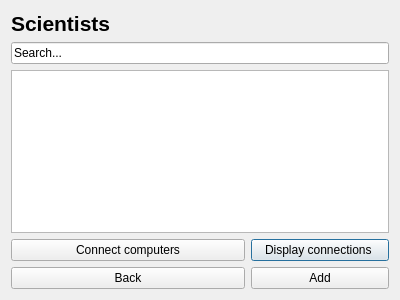
Qt form scientistbase.ui (AndriM/Vika3) before a commit.
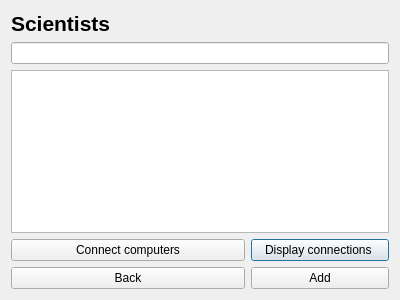
The same form after that commit.

```diff
--- a/scientistbase.ui
+++ b/scientistbase.ui
@@ -34,7 +34,7 @@
    <item row="1" column="0" colspan="3">
     <widget class="QLineEdit" name="searchLine">
      <property name="text">
-      <string>Search...</string>
+      <string/>
      </property>
     </widget>
    </item>
```
